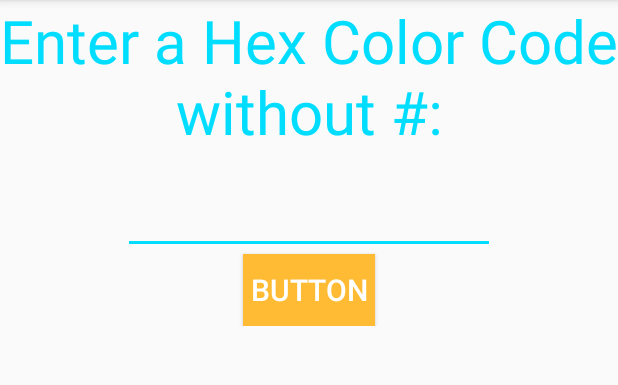
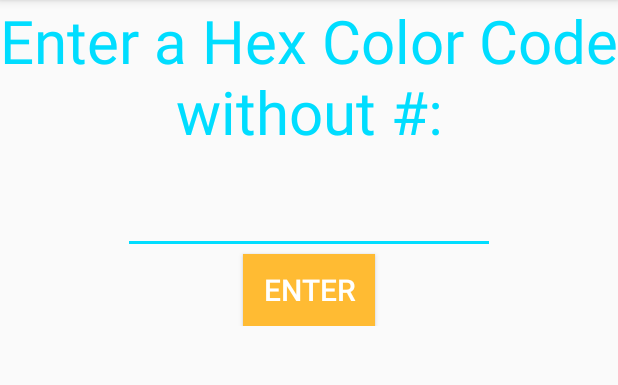
Before and after one commit to nbennett30/UGAH3, an Android app: the CustomActivity screen opened directly, with no data from a screen before it, on a phone screen of 412 x 824 dp, the part 84-469 px from its top. Run offline under Robolectric (Android 15) with nearby library versions, the phone set to English and light mode, and no system bars.

```diff
--- a/app/src/main/res/layout/activity_custom.xml
+++ b/app/src/main/res/layout/activity_custom.xml
@@ -37,7 +37,7 @@
         android:id="@+id/button2"
         android:layout_width="wrap_content"
         android:layout_height="wrap_content"
-        android:text="Button"
+        android:text="ENTER"
         android:layout_below="@+id/editText"
         android:layout_centerHorizontal="true"
         android:textSize="20sp"
```
